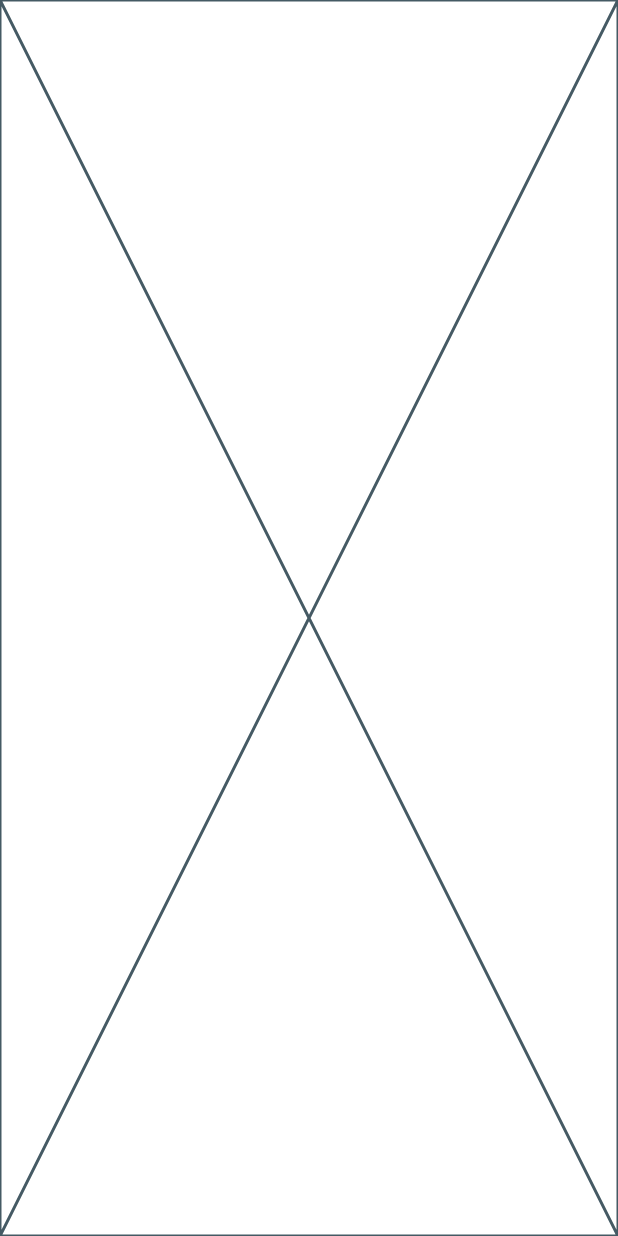
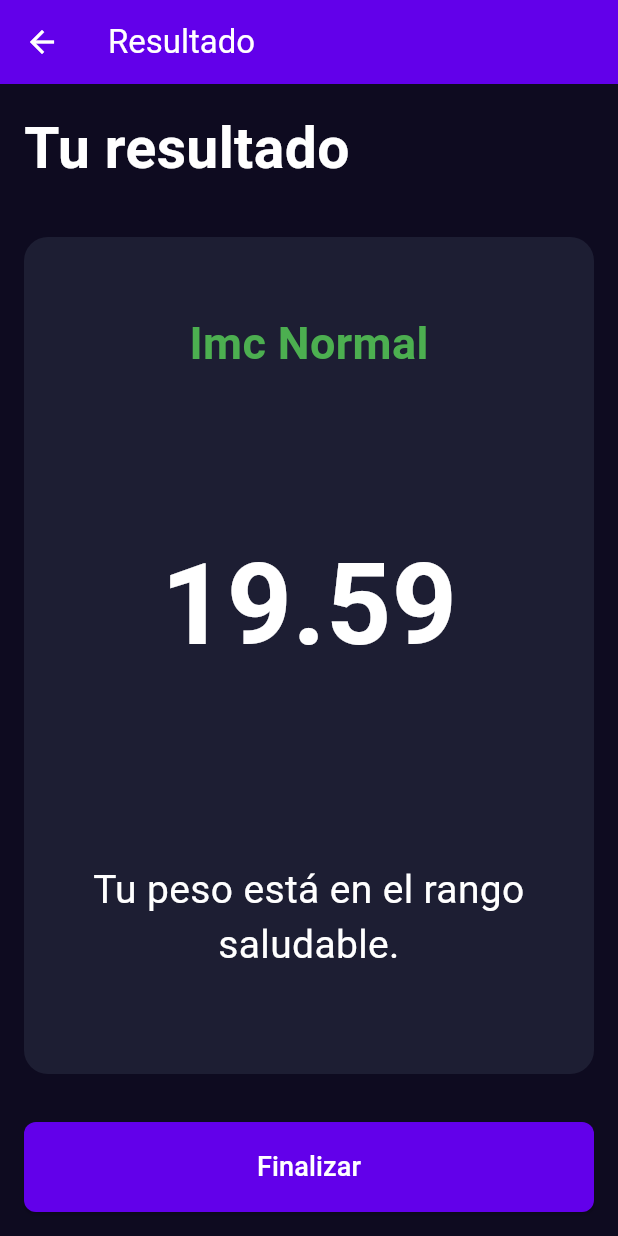
Before and after one commit to PabloZerpa/imc_app, a Flutter app: the screen it shows after launch, after a tap on "Calcular", on a phone screen of 412 x 824 dp. Run offline on Flutter 3.47's test engine with Material 3 defaults, Android fonts, the phone set to English and light mode, and no system bars.

Commit message:
Fixing result_screen

```diff
--- a/lib/screens/result_screen.dart
+++ b/lib/screens/result_screen.dart
@@ -1,4 +1,6 @@
 import 'package:flutter/material.dart';
+import 'package:imc_app/core/colors.dart';
+import 'package:imc_app/core/text_styles.dart';
 
 class ResultScreen extends StatefulWidget {
   final int weight;
@@ -13,6 +15,118 @@ class ResultScreen extends StatefulWidget {
 class _ResultScreenState extends State<ResultScreen> {
   @override
   Widget build(BuildContext context) {
-    return const Placeholder();
+    return Scaffold(
+      backgroundColor: AppColors.bg,
+      appBar: toolbarResult(),
+      body: bodyResult(context),
+    );
+}
+
+Padding bodyResult(BuildContext context) {
+    double fixedHeight = widget.height / 100;
+    double imcResult = widget.weight / (fixedHeight * fixedHeight);
+
+    return Padding(
+      padding: const EdgeInsets.all(16.0),
+      child: Column(
+        crossAxisAlignment: CrossAxisAlignment.start,
+        children: [
+          Text(
+            "Tu resultado",
+            style: TextStyle(
+                fontSize: 38, color: Colors.white, fontWeight: FontWeight.bold),
+          ),
+          Expanded(
+            child: Padding(
+              padding: const EdgeInsets.only(top: 32, bottom: 32),
+              child: Container(
+                width: double.infinity,
+                decoration: BoxDecoration(
+                    color: AppColors.bgComponent,
+                    borderRadius: BorderRadius.circular(16)),
+                child: Column(
+                  mainAxisAlignment: MainAxisAlignment.spaceAround,
+                  children: [
+                    Text(getTitleByImc(imcResult),
+                        style: TextStyle(
+                            fontSize: 30,
+                            fontWeight: FontWeight.w600,
+                            color: getColorByImc(imcResult))),
+                    Text(
+                      imcResult.toStringAsFixed(2),
+                      style: TextStyle(
+                          fontSize: 76,
+                          color: Colors.white,
+                          fontWeight: FontWeight.bold),
+                    ),
+                    Padding(
+                      padding: const EdgeInsets.all(18.0),
+                      child: Text(getDescriptionByImc(imcResult),
+                          style: TextStyle(
+                              fontSize: 26,
+                              fontWeight: FontWeight.w400,
+                              color: Colors.white),
+                              textAlign: TextAlign.center,),
+                    )
+                  ],
+                ),
+              ),
+            ),
+          ),
+          SizedBox(
+            height: 60,
+            width: double.infinity,
+            child: ElevatedButton(
+                onPressed: () {
+                  Navigator.pop(context);
+                },
+                style: ButtonStyle(
+                    shape: WidgetStateProperty.all(RoundedRectangleBorder(
+                        borderRadius: BorderRadius.circular(8))),
+                    backgroundColor:
+                        WidgetStateProperty.all(AppColors.primary)),
+                child: Text(
+                  "Finalizar",
+                  style: TextStyles.bodyText,
+                )),
+          )
+        ],
+      ),
+    );
+  }
+
+  AppBar toolbarResult() {
+    return AppBar(
+      title: Text("Resultado"),
+      backgroundColor: AppColors.primary,
+      foregroundColor: Colors.white,
+    );
+  }
+
+  Color getColorByImc(double imcResult) {
+    return switch (imcResult) {
+      < 18.5 => Colors.blue, //IMC Bajo
+      < 24.9 => Colors.green, //IMC normal
+      < 29.99 => Colors.orange, //Sobrepeso
+      _ => Colors.red //Obesidad
+    };
+  }
+
+  String getTitleByImc(double imcResult){
+    return switch (imcResult) {
+      < 18.5 => "Imc Bajo",
+      < 24.9 => "Imc Normal",
+      < 29.99 => "Sobrepeso",
+      _ => "Obesidad"
+    };
+  }
+
+  String getDescriptionByImc(double imcResult){
+    return switch (imcResult) {
+      < 18.5 => "Tu peso está por debajo de lo recomendado.",
+      < 24.9 => "Tu peso está en el rango saludable.",
+      < 29.99 => "Tienes sobrepeso, cuida tu alimentación.",
+      _ => "Tienes obesidad, consulta con un especialista."
+    };
   }
 }
```
